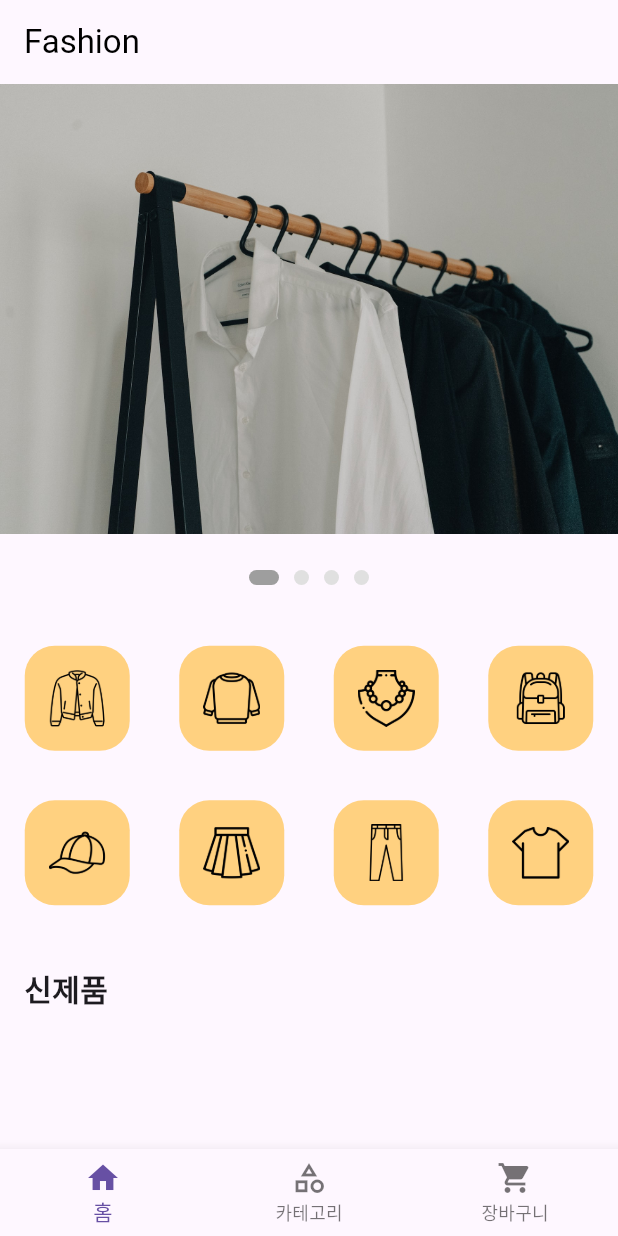
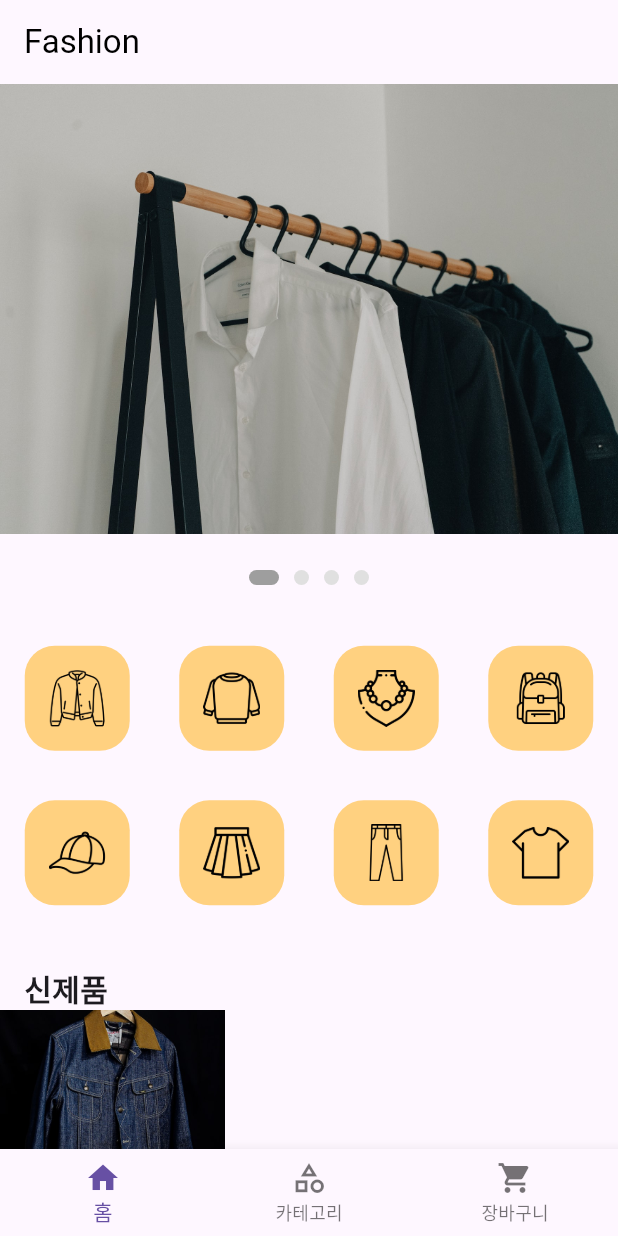
Before and after one commit to Yoon-so/flutter_ui, a Flutter app: the screen it shows after launch, on a phone screen of 412 x 824 dp. Run offline on Flutter 3.47's test engine with Material 3 defaults, Android fonts, the phone set to English and light mode, and no system bars.

Commit message:
Update: home_widgets.dart (horizontal product list)

```diff
--- a/lib/screen/home/home_screen.dart
+++ b/lib/screen/home/home_screen.dart
@@ -1,4 +1,5 @@
 import 'package:commerce_202508/asset_path.dart';
+import 'package:commerce_202508/model/product_model.dart';
 import 'package:commerce_202508/screen/home/home_widgets.dart';
 import 'package:flutter/material.dart';
 
@@ -15,6 +16,10 @@ class _HomeScreenState extends State<HomeScreen> {
     AssetPath.cloth2,
     AssetPath.cloth3,
     AssetPath.cloth4,
+  ];
+
+  List<ProductModel> newProductList = [
+    ProductModel(AssetPath.productJacketJean, "청자켓", 90000, 31, 4.3, false),
   ];
 
   int currentIndex = 0;
@@ -74,6 +79,7 @@ class _HomeScreenState extends State<HomeScreen> {
           ),
           SizedBox(height: 24),
           HomeWidgets.subTitle("신제품"),
+          HomeWidgets.productHorizontal(newProductList),
         ],
       ),
     );
--- a/lib/screen/home/home_widgets.dart
+++ b/lib/screen/home/home_widgets.dart
@@ -1,3 +1,4 @@
+import 'package:commerce_202508/model/product_model.dart';
 import 'package:flutter/material.dart';
 
 class HomeWidgets {
@@ -41,4 +42,35 @@ class HomeWidgets {
       ],
     );
   }
+
+  static Widget productHorizontal(List<ProductModel> dataList) {
+    return SizedBox(
+      height: 300,
+      child: ListView.builder(
+        scrollDirection: Axis.horizontal,
+        itemCount: dataList.length,
+        itemBuilder: (context, index) {
+          var productModel = dataList[index];
+          return SizedBox(
+            width: 150,
+            child: Column(
+              crossAxisAlignment: CrossAxisAlignment.start,
+              children: [
+                Image.asset(
+                  productModel.image,
+                  width: double.infinity, height: 150,
+                  fit: BoxFit.cover,
+                ),
+                SizedBox(height: 4),
+                Text(
+                  productModel.name,
+                  style: TextStyle(fontSize: 16, fontWeight: FontWeight.w600),
+                ),
+              ],
+            ),
+          );
+        },
+      ),
+    );
+  }
 }
```
